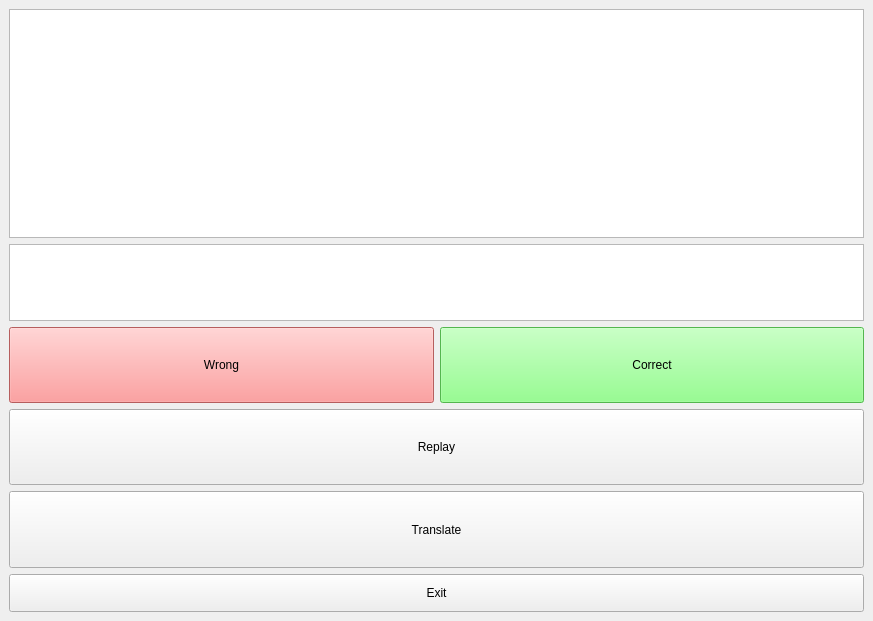
Qt form ui/mainwindow.ui (lth6696/2022-03-19-WordsCheck) before a commit.
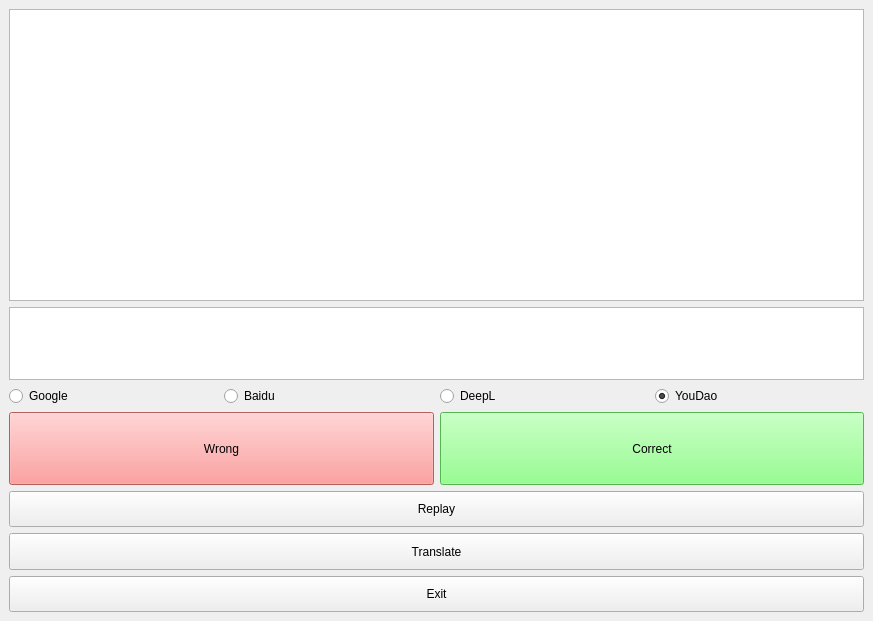
The same form after that commit.

```diff
--- a/ui/mainwindow.ui
+++ b/ui/mainwindow.ui
@@ -14,27 +14,54 @@
    <string>MainWindow</string>
   </property>
   <widget class="QWidget" name="centralwidget">
-   <layout class="QGridLayout" name="gridLayout" rowstretch="6,2,2,2,2,1">
+   <layout class="QGridLayout" name="gridLayout" rowstretch="8,2,1,2,1,1,1">
     <property name="sizeConstraint">
      <enum>QLayout::SetDefaultConstraint</enum>
     </property>
-    <item row="5" column="0" colspan="2">
-     <widget class="QPushButton" name="PBExit">
-      <property name="sizePolicy">
-       <sizepolicy hsizetype="Minimum" vsizetype="Preferred">
-        <horstretch>0</horstretch>
-        <verstretch>0</verstretch>
-       </sizepolicy>
+    <item row="2" column="0">
+     <widget class="QRadioButton" name="RBGoogle">
+      <property name="styleSheet">
+       <string notr="true">font: 87 10pt &quot;Arial Black&quot;;</string>
       </property>
+      <property name="text">
+       <string>Google</string>
+      </property>
+     </widget>
+    </item>
+    <item row="2" column="2">
+     <widget class="QRadioButton" name="RBDeepL">
       <property name="styleSheet">
-       <string notr="true">font: 87 16pt &quot;Arial Black&quot;;</string>
+       <string notr="true">font: 87 10pt &quot;Arial Black&quot;;</string>
       </property>
       <property name="text">
-       <string>Exit</string>
+       <string>DeepL</string>
       </property>
      </widget>
     </item>
     <item row="2" column="1">
+     <widget class="QRadioButton" name="RBBaidu">
+      <property name="styleSheet">
+       <string notr="true">font: 87 10pt &quot;Arial Black&quot;;</string>
+      </property>
+      <property name="text">
+       <string>Baidu</string>
+      </property>
+     </widget>
+    </item>
+    <item row="2" column="3">
+     <widget class="QRadioButton" name="RBYouDao">
+      <property name="styleSheet">
+       <string notr="true">font: 87 10pt &quot;Arial Black&quot;;</string>
+      </property>
+      <property name="text">
+       <string>YouDao</string>
+      </property>
+      <property name="checked">
+       <bool>true</bool>
+      </property>
+     </widget>
+    </item>
+    <item row="3" column="2" colspan="2">
      <widget class="QPushButton" name="PBCorrect">
       <property name="sizePolicy">
        <sizepolicy hsizetype="Minimum" vsizetype="Preferred">
@@ -51,52 +78,7 @@
       </property>
      </widget>
     </item>
-    <item row="0" column="0" colspan="2">
-     <widget class="QTextBrowser" name="TBShow">
-      <property name="sizePolicy">
-       <sizepolicy hsizetype="Expanding" vsizetype="Preferred">
-        <horstretch>0</horstretch>
-        <verstretch>0</verstretch>
-       </sizepolicy>
-      </property>
-      <property name="styleSheet">
-       <string notr="true">font: 87 16pt &quot;Arial Black&quot;;</string>
-      </property>
-     </widget>
-    </item>
-    <item row="4" column="0" colspan="2">
-     <widget class="QPushButton" name="PBTranslate">
-      <property name="sizePolicy">
-       <sizepolicy hsizetype="Minimum" vsizetype="Preferred">
-        <horstretch>0</horstretch>
-        <verstretch>0</verstretch>
-       </sizepolicy>
-      </property>
-      <property name="styleSheet">
-       <string notr="true">font: 87 16pt &quot;Arial Black&quot;;</string>
-      </property>
-      <property name="text">
-       <string>Translate</string>
-      </property>
-     </widget>
-    </item>
     <item row="3" column="0" colspan="2">
-     <widget class="QPushButton" name="PBReplay">
-      <property name="sizePolicy">
-       <sizepolicy hsizetype="Minimum" vsizetype="Preferred">
-        <horstretch>0</horstretch>
-        <verstretch>0</verstretch>
-       </sizepolicy>
-      </property>
-      <property name="styleSheet">
-       <string notr="true">font: 87 16pt &quot;Arial Black&quot;;</string>
-      </property>
-      <property name="text">
-       <string>Replay</string>
-      </property>
-     </widget>
-    </item>
-    <item row="2" column="0">
      <widget class="QPushButton" name="PBWrong">
       <property name="sizePolicy">
        <sizepolicy hsizetype="Minimum" vsizetype="Preferred">
@@ -113,7 +95,55 @@
       </property>
      </widget>
     </item>
-    <item row="1" column="0" colspan="2">
+    <item row="4" column="0" colspan="4">
+     <widget class="QPushButton" name="PBReplay">
+      <property name="sizePolicy">
+       <sizepolicy hsizetype="Minimum" vsizetype="Preferred">
+        <horstretch>0</horstretch>
+        <verstretch>0</verstretch>
+       </sizepolicy>
+      </property>
+      <property name="styleSheet">
+       <string notr="true">font: 87 16pt &quot;Arial Black&quot;;</string>
+      </property>
+      <property name="text">
+       <string>Replay</string>
+      </property>
+     </widget>
+    </item>
+    <item row="5" column="0" colspan="4">
+     <widget class="QPushButton" name="PBTranslate">
+      <property name="sizePolicy">
+       <sizepolicy hsizetype="Minimum" vsizetype="Preferred">
+        <horstretch>0</horstretch>
+        <verstretch>0</verstretch>
+       </sizepolicy>
+      </property>
+      <property name="styleSheet">
+       <string notr="true">font: 87 16pt &quot;Arial Black&quot;;</string>
+      </property>
+      <property name="text">
+       <string>Translate</string>
+      </property>
+     </widget>
+    </item>
+    <item row="6" column="0" colspan="4">
+     <widget class="QPushButton" name="PBExit">
+      <property name="sizePolicy">
+       <sizepolicy hsizetype="Minimum" vsizetype="Preferred">
+        <horstretch>0</horstretch>
+        <verstretch>0</verstretch>
+       </sizepolicy>
+      </property>
+      <property name="styleSheet">
+       <string notr="true">font: 87 16pt &quot;Arial Black&quot;;</string>
+      </property>
+      <property name="text">
+       <string>Exit</string>
+      </property>
+     </widget>
+    </item>
+    <item row="1" column="0" colspan="4">
      <widget class="QTextBrowser" name="TBGrade">
       <property name="sizePolicy">
        <sizepolicy hsizetype="Expanding" vsizetype="Preferred">
@@ -126,6 +156,19 @@
       </property>
      </widget>
     </item>
+    <item row="0" column="0" colspan="4">
+     <widget class="QTextBrowser" name="TBShow">
+      <property name="sizePolicy">
+       <sizepolicy hsizetype="Expanding" vsizetype="Preferred">
+        <horstretch>0</horstretch>
+        <verstretch>0</verstretch>
+       </sizepolicy>
+      </property>
+      <property name="styleSheet">
+       <string notr="true">font: 87 16pt &quot;Arial Black&quot;;</string>
+      </property>
+     </widget>
+    </item>
    </layout>
   </widget>
  </widget>
```
